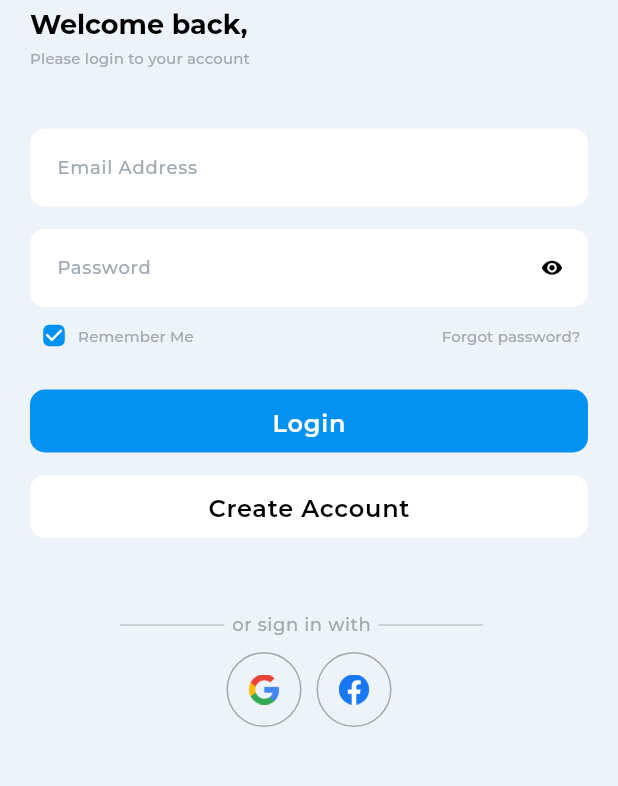
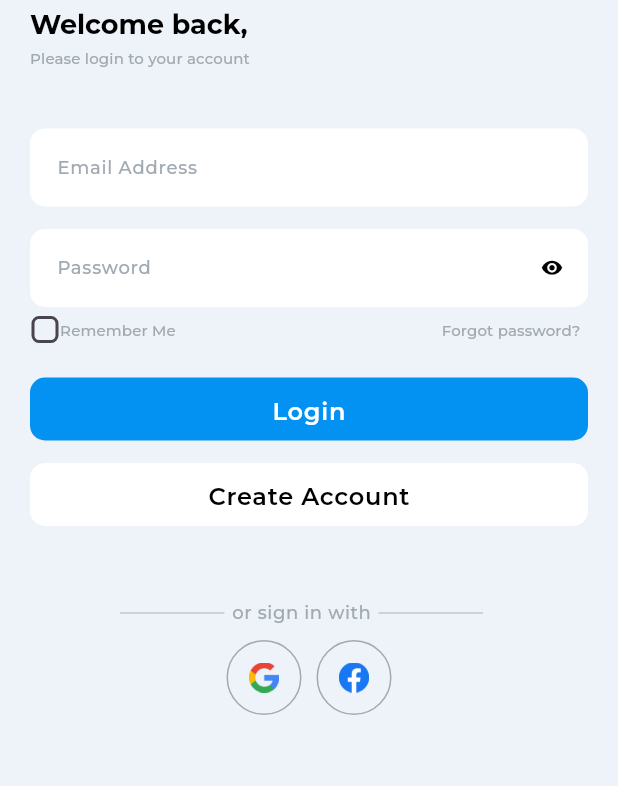
Before and after one commit to charellegw/wearit, a Flutter app: the screen it shows after launch, after a tap on "Skip", after a tap on "Start", on a phone screen of 412 x 824 dp, the part 197-983 px from its top. Run offline on Flutter 3.47's test engine with Material 3 defaults, Android fonts, the phone set to English and light mode, and no system bars; our stand-ins replace carousel_slider, cloud_firestore, connectivity_plus, firebase_auth, firebase_core, flutter_native_splash and 5 more; accounts and stored records are empty.

Commit message:
fix: auth ui

```diff
--- a/lib/features/auth/screens/login/widgets/login_form.dart
+++ b/lib/features/auth/screens/login/widgets/login_form.dart
@@ -47,9 +47,13 @@ class LoginForm extends StatelessWidget {
                 mainAxisAlignment: MainAxisAlignment.start,
                 crossAxisAlignment: CrossAxisAlignment.center,
                 children: [
-                  Transform.scale(
-                    scale: 0.8,
-                    child: Checkbox(value: true, onChanged: (value){},)
+                  SizedBox(
+                    height: 20,
+                    width: 20,
+                    child: Checkbox(
+                      value: false,
+                      onChanged: (value) {},
+                    )
                   ),
                   Text(
                     TTexts.rememberMe,
```
